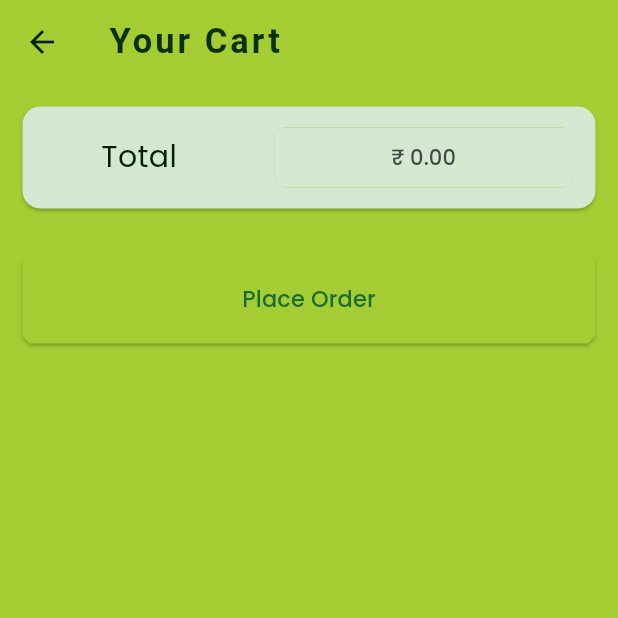
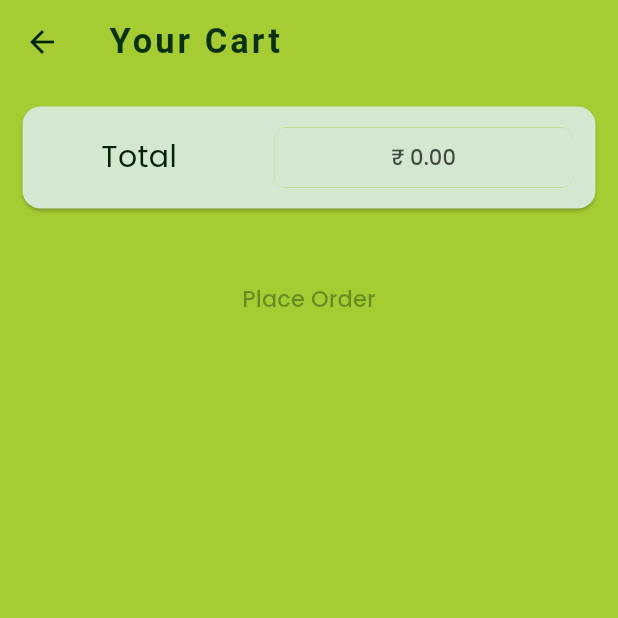
Before and after one commit to s4nk37/myshop, a Flutter app: the CartScreen screen opened by its route, on a phone screen of 412 x 824 dp, the top half of it. Run offline on Flutter 3.47's test engine with Material 2 defaults, Android fonts, the phone set to English and light mode, and no system bars; our stand-ins replace lottie; network calls fail.

Commit message:
Connected orders to firebase. Added Progress indicator while placing order. Added validation in orders

```diff
--- a/lib/screens/cart_screen.dart
+++ b/lib/screens/cart_screen.dart
@@ -56,25 +56,7 @@ class CartScreen extends StatelessWidget {
             child: SizedBox(
               width: double.infinity,
               height: 60,
-              child: ElevatedButton(
-                onPressed: () {
-                  Provider.of<Orders>(context, listen: false).addOrder(
-                      cartData.items.values.toList(), cartData.totalAmount);
-                  cartData.clear();
-                  Navigator.of(context)
-                      .pushNamed(OrderConfirmationScreen.routeName);
-                },
-                style: ButtonStyle(
-                  shape: MaterialStateProperty.all(BeveledRectangleBorder(
-                      borderRadius: BorderRadius.circular(5))),
-                  backgroundColor: MaterialStateProperty.all(
-                      Theme.of(context).colorScheme.surface),
-                ),
-                child: const Text(
-                  "Place Order",
-                  style: TextStyle(fontSize: 15),
-                ),
-              ),
+              child: OrderButton(cartData: cartData),
             ),
           ),
           const SizedBox(
@@ -97,3 +79,56 @@ class CartScreen extends StatelessWidget {
     );
   }
 }
+
+class OrderButton extends StatefulWidget {
+  const OrderButton({
+    super.key,
+    required this.cartData,
+  });
+
+  final Cart cartData;
+
+  @override
+  State<OrderButton> createState() => _OrderButtonState();
+}
+
+class _OrderButtonState extends State<OrderButton> {
+  var _isLoading = false;
+
+  @override
+  Widget build(BuildContext context) {
+    return ElevatedButton(
+      onPressed: widget.cartData.totalAmount <= 0
+          ? null
+          : () async {
+              setState(() {
+                _isLoading = true;
+              });
+
+              await Provider.of<Orders>(context, listen: false).addOrder(
+                  widget.cartData.items.values.toList(),
+                  widget.cartData.totalAmount);
+              widget.cartData.clear();
+              setState(() {
+                _isLoading = false;
+              });
+              Navigator.of(context)
+                  .pushNamed(OrderConfirmationScreen.routeName);
+            },
+      style: ButtonStyle(
+        shape: MaterialStateProperty.all(
+            BeveledRectangleBorder(borderRadius: BorderRadius.circular(5))),
+        backgroundColor:
+            MaterialStateProperty.all(Theme.of(context).colorScheme.surface),
+      ),
+      child: _isLoading
+          ? const Center(
+              child: CircularProgressIndicator(),
+            )
+          : const Text(
+              "Place Order",
+              style: TextStyle(fontSize: 15),
+            ),
+    );
+  }
+}
```
Also changed, not shown: lib/providers/orders.dart (+27 -7 lines), lib/providers/product.dart (+44 -3 lines), lib/providers/products.dart (+7 -5 lines).
